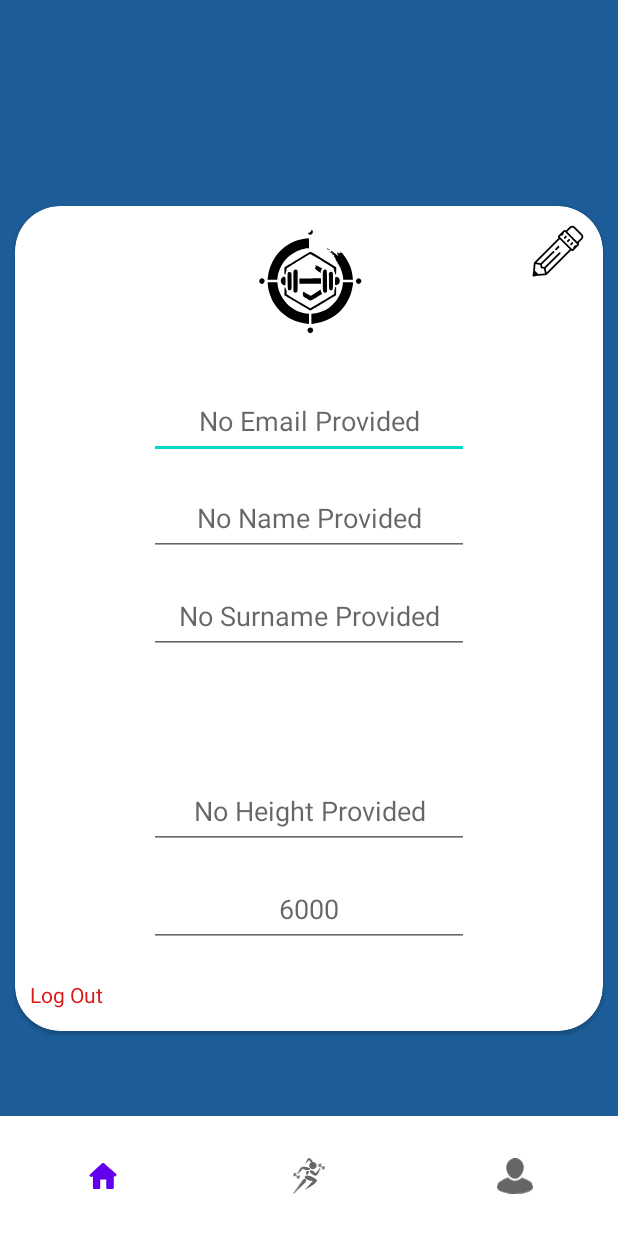
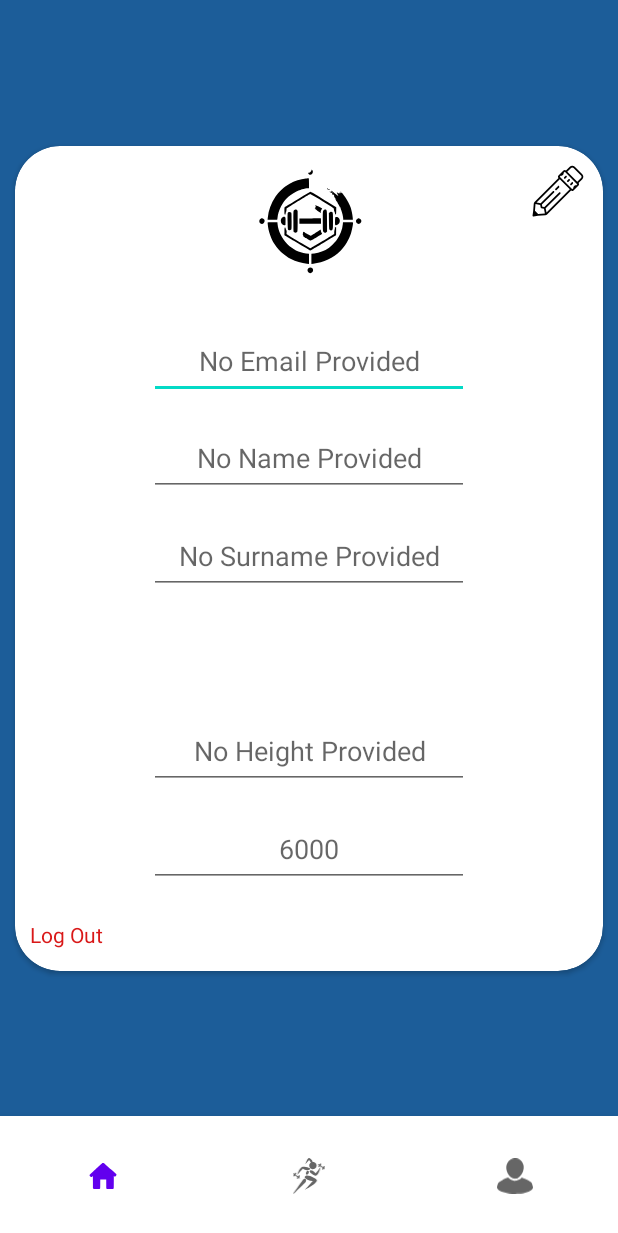
Before and after one commit to sewerynmik/fitnessApp, an Android app built with Jetpack Compose: the layout profile.xml on its own in the app's theme, with its tools: preview values and no code run, on a phone screen of 412 x 824 dp. Shown: the top 1233 px of the screen. Run offline under Robolectric (Android 15) with nearby library versions, the phone set to English and light mode, and no system bars; Roboto replaces fonts that are not available here.

Commit message:
maching styles

```diff
--- a/app/src/main/java/com/example/aplikacjafitness/BaseActivity.kt
+++ b/app/src/main/java/com/example/aplikacjafitness/BaseActivity.kt
@@ -38,11 +38,6 @@ open class BaseActivity : AppCompatActivity() {
     }
 
     protected fun setupBottomNavigation(bottomNavigationView: BottomNavigationView) {
-        if (bottomNavigationView == null) {
-            Log.i("BaseActivity", "BottomNavigationView is null - layout not set?")
-            return
-        }
-
         Log.i("BaseActivity", "Setting up BottomNavigationView")
 
         bottomNavigationView.setOnItemSelectedListener { menuItem ->
@@ -72,4 +67,5 @@ open class BaseActivity : AppCompatActivity() {
             }
         }
     }
+
 }
--- a/app/src/main/java/com/example/aplikacjafitness/MainActivity.kt
+++ b/app/src/main/java/com/example/aplikacjafitness/MainActivity.kt
@@ -190,6 +190,7 @@ class MainActivity : BaseActivity(), SensorEventListener {
         val bottomNavigationView = findViewById<BottomNavigationView>(R.id.menuBottom)
         if (bottomNavigationView != null) {
             setupBottomNavigation(bottomNavigationView)
+            bottomNavigationView.selectedItemId = R.id.main
         }
 
     }
--- a/app/src/main/java/com/example/aplikacjafitness/Profile.kt
+++ b/app/src/main/java/com/example/aplikacjafitness/Profile.kt
@@ -74,6 +74,7 @@ class Profile : BaseActivity() {
         val bottomNavigationView = findViewById<BottomNavigationView>(R.id.menuBottom)
         if (bottomNavigationView != null) {
             setupBottomNavigation(bottomNavigationView)
+            bottomNavigationView.selectedItemId = R.id.profile
         }
 
         val logOutButton: TextView = findViewById(R.id.logOut)
--- a/app/src/main/java/com/example/aplikacjafitness/Progress.kt
+++ b/app/src/main/java/com/example/aplikacjafitness/Progress.kt
@@ -103,6 +103,7 @@ class Progress : BaseActivity(), OnChartValueSelectedListener {
         val bottomNavigationView = findViewById<BottomNavigationView>(R.id.menuBottom)
         if (bottomNavigationView != null) {
             setupBottomNavigation(bottomNavigationView)
+            bottomNavigationView.selectedItemId = R.id.workout
         }
     }
 
--- a/app/src/main/res/layout/profile.xml
+++ b/app/src/main/res/layout/profile.xml
@@ -13,11 +13,12 @@
         android:layout_margin="10dp"
         android:layout_marginStart="10dp"
         android:layout_marginEnd="10dp"
+        android:layout_marginBottom="5dp"
         android:background="@color/Tlo_gora"
         android:backgroundTint="#FFFFFF"
         app:cardBackgroundColor="#A42C2C"
         app:cardCornerRadius="30dp"
-        app:layout_constraintBottom_toBottomOf="parent"
+        app:layout_constraintBottom_toTopOf="@+id/menuBottom"
         app:layout_constraintEnd_toEndOf="parent"
         app:layout_constraintStart_toStartOf="parent"
         app:layout_constraintTop_toTopOf="parent">
@@ -109,6 +110,7 @@
             android:layout_height="60dp"
             android:layout_gravity="right|top"
             android:background="#00FFFFFF"
+            android:contentDescription="pen"
             app:srcCompat="@drawable/edit_foreground" />
 
     </androidx.cardview.widget.CardView>
```
Also changed, not shown: app/src/main/AndroidManifest.xml (+5 -10 lines), app/src/main/res/layout/progress.xml (+5 -3 lines). Lines whose indentation alone changed are shown as unchanged.
